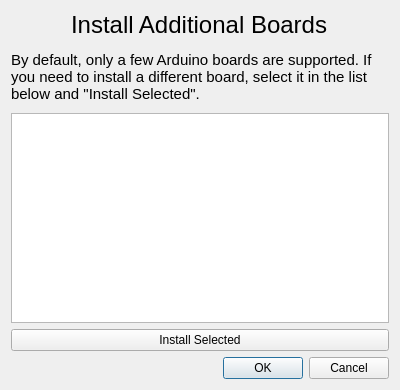
Qt form microstation/ui/install_boards.ui (TheCheese42/microstation) before a commit.
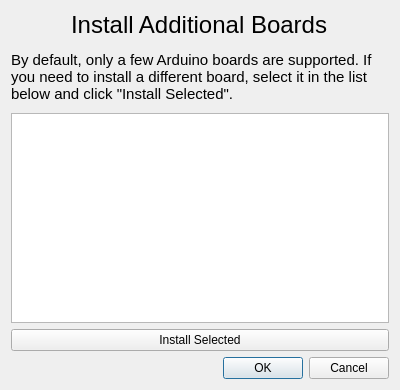
The same form after that commit. Icons and pictures are not drawn.

Commit message: Implemented BoardInstaller

What changed in the file:
```diff
--- a/microstation/ui/install_boards.ui
+++ b/microstation/ui/install_boards.ui
@@ -62,7 +62,7 @@
       </font>
      </property>
      <property name="text">
-      <string>By default, only a few Arduino boards are supported. If you need to install a different board, select it in the list below and &quot;Install Selected&quot;.</string>
+      <string>By default, only a few Arduino boards are supported. If you need to install a different board, select it in the list below and click &quot;Install Selected&quot;.</string>
      </property>
      <property name="wordWrap">
       <bool>true</bool>
```
Left out of the diff: 18 changed lines with no effect on the pictures. The commit also changes 3 other files.
